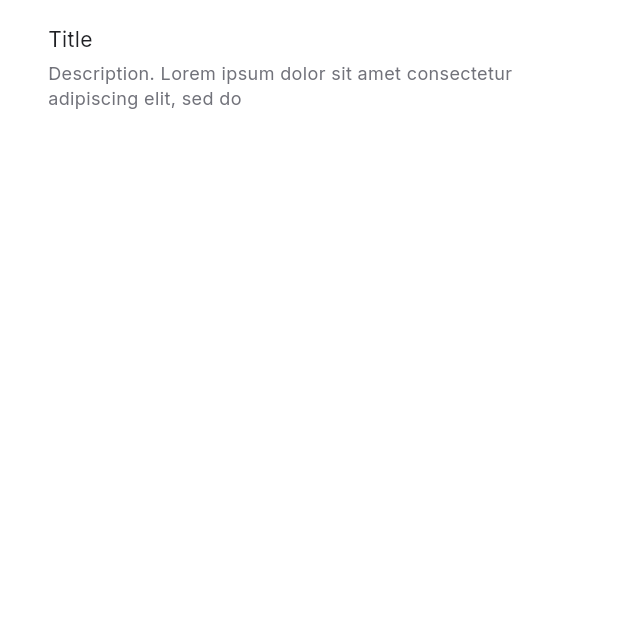
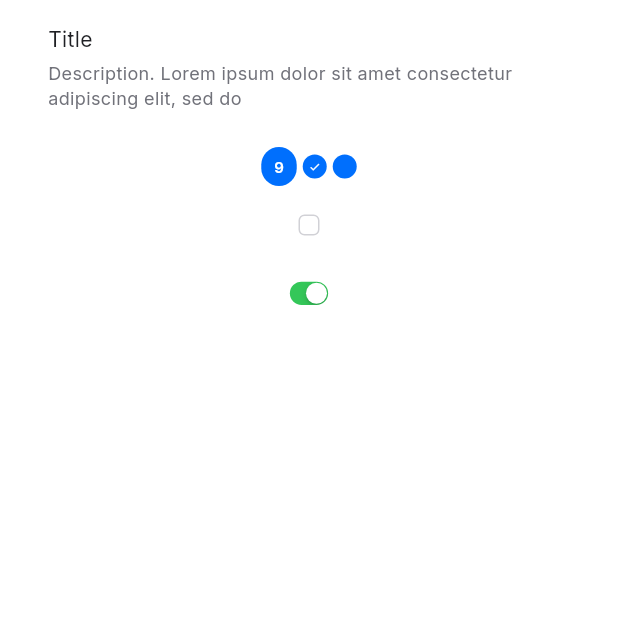
Before and after one commit to VennyS/list_item, a Flutter app: the screen it shows after launch, on a phone screen of 412 x 824 dp, the top half of it. Run offline on Flutter 3.47's test engine with Material 3 defaults, Android fonts, the phone set to English and light mode, and no system bars; our stand-ins replace flutter_svg, google_fonts.

Commit message:
Реализовал новые виджеты
Создал новый виджет: badge, привел его демонстрацию в мейне и ещё двух виджетов CupertinoCheckBox и CupertinoSwitch

```diff
--- /dev/null
+++ b/lib/badge.dart
@@ -0,0 +1,37 @@
+import 'package:flutter/material.dart';
+import 'package:flutter_svg/flutter_svg.dart';
+
+enum BadgeVariant {
+  number,
+  icon,
+  empty,
+}
+
+class BadgeWidget extends StatelessWidget {
+  final Widget? mainWidget;
+  final Color? backgroundColor;
+  final BadgeVariant variant;
+  const BadgeWidget(
+      {super.key,
+      this.mainWidget,
+      this.backgroundColor,
+      this.variant = BadgeVariant.number})
+      : assert(mainWidget is Icon ||
+            mainWidget is Text ||
+            mainWidget is SvgPicture);
+
+  @override
+  Widget build(BuildContext context) {
+    return Container(
+      constraints: const BoxConstraints(minWidth: 16, minHeight: 16),
+      padding: variant == BadgeVariant.number
+          ? const EdgeInsets.symmetric(horizontal: 8.5, vertical: 6)
+          : const EdgeInsets.all(4),
+      decoration: BoxDecoration(
+        borderRadius: BorderRadius.circular(10000),
+        color: backgroundColor,
+      ),
+      child: mainWidget != null ? mainWidget! : const SizedBox.shrink(),
+    );
+  }
+}
--- a/lib/main.dart
+++ b/lib/main.dart
@@ -1,6 +1,7 @@
 import 'package:flutter/cupertino.dart';
 import 'package:flutter/material.dart';
 import 'package:google_fonts/google_fonts.dart';
+import 'package:list_item/badge.dart';
 import 'package:list_item/list_item.dart';
 
 void main() {
@@ -30,7 +31,8 @@ class Main extends StatelessWidget {
   @override
   Widget build(BuildContext context) {
     return Scaffold(
-        body: Column(children: [
+        body: Column(
+      children: [
         ListItem(
             title: Text(
               "Title",
@@ -47,7 +49,60 @@ class Main extends StatelessWidget {
                 fontWeight: FontWeight.w400,
                 fontSize: 12,
               ),
-          ))
-    ]));
+            )),
+        const SizedBox(
+          height: 8,
+        ),
+        Row(
+          mainAxisAlignment: MainAxisAlignment.center,
+          children: [
+            BadgeWidget(
+              mainWidget: Text(
+                "9",
+                style: GoogleFonts.inter(
+                    fontWeight: FontWeight.w600,
+                    fontSize: 10,
+                    color: Colors.white),
+              ),
+              backgroundColor: const Color(0xFF006FFD),
+            ),
+            const SizedBox(
+              width: 4,
+            ),
+            const BadgeWidget(
+              variant: BadgeVariant.icon,
+              mainWidget: Icon(
+                Icons.check,
+                size: 8,
+                color: Colors.white,
+              ),
+              backgroundColor: Color(0xFF006FFD),
+            ),
+            const SizedBox(
+              width: 4,
+            ),
+            BadgeWidget(
+              variant: BadgeVariant.empty,
+              backgroundColor: const Color(0xFF006FFD),
+            ),
+          ],
+        ),
+        const SizedBox(
+          height: 4,
+        ),
+        // Чтобы уменьшать купертиновские виджеты можно использовать Transform.scale
+        CupertinoCheckbox(
+          value: false,
+          onChanged: (_) {},
+        ),
+        const SizedBox(
+          height: 4,
+        ),
+        Transform.scale(
+          scale: 0.5,
+          child: CupertinoSwitch(value: true, onChanged: (_) {}),
+        )
+      ],
+    ));
   }
 }
--- a/pubspec.yaml
+++ b/pubspec.yaml
@@ -36,6 +36,7 @@ dependencies:
   # Use with the CupertinoIcons class for iOS style icons.
   cupertino_icons: ^1.0.8
   google_fonts: ^6.2.1
+  flutter_svg: ^2.0.10+1
 
 dev_dependencies:
   flutter_test:
```
Also changed, not shown: pubspec.lock. Lines whose indentation alone changed are shown as unchanged.
